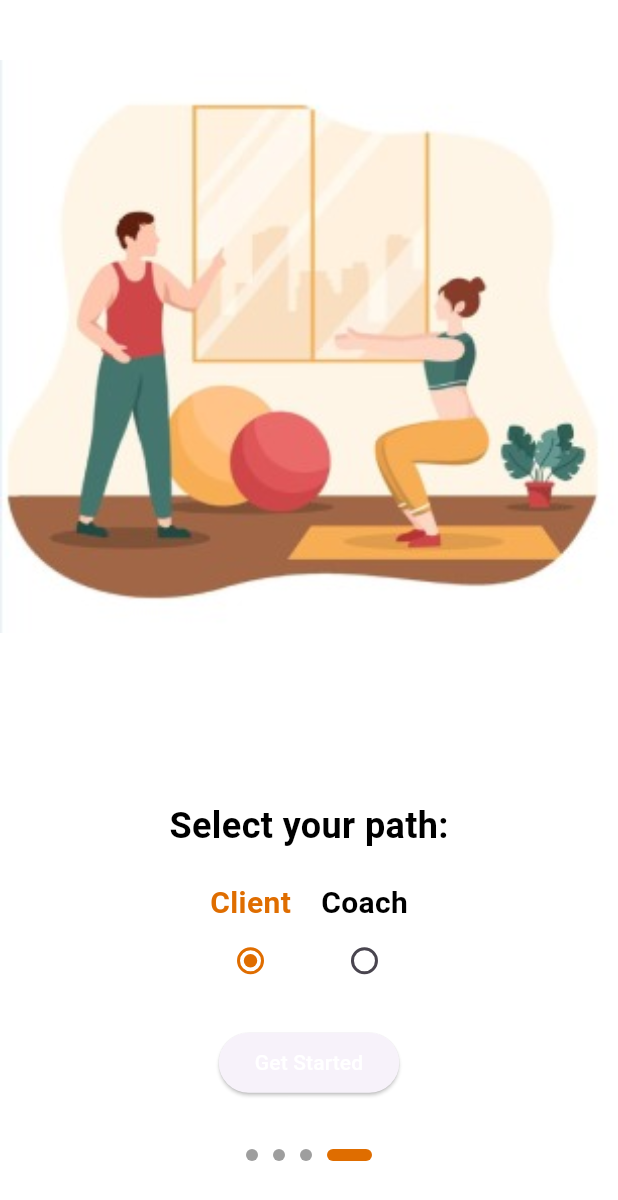
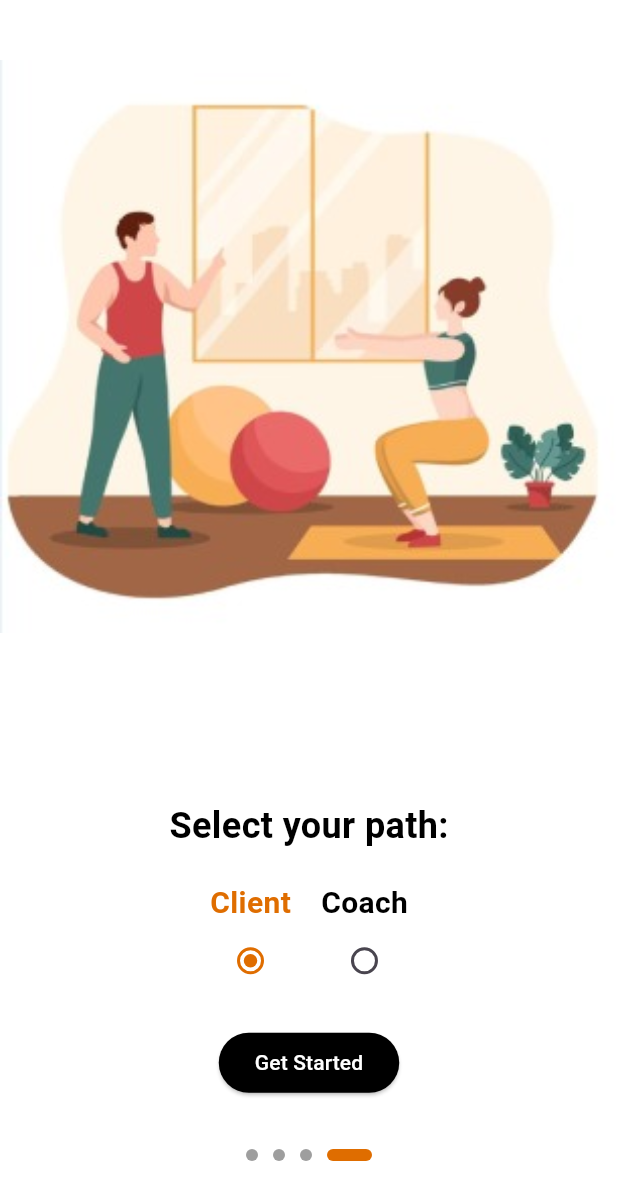
Before and after one commit to souhail-nasssih/Fitness_App, a Flutter app: the screen it shows after launch, swiped to page 4, on a phone screen of 412 x 824 dp. Shown: the top 1200 px of the screen. Run offline on Flutter 3.47's test engine with Material 3 defaults, Android fonts, the phone set to English and light mode, and no system bars; our stand-ins replace table_calendar.

Commit message:
commit souhail 4

```diff
--- a/lib/main.dart
+++ b/lib/main.dart
@@ -17,9 +17,9 @@ class MyApp extends StatelessWidget {
       theme: ThemeData(
         brightness: Brightness.light,
       ),
-      darkTheme: ThemeData(
-        brightness: Brightness.dark,
-      ),
+      // darkTheme: ThemeData(
+      //   brightness: Brightness.dark,
+      // ),
 
       themeMode: ThemeMode.system,
       debugShowCheckedModeBanner: false,
--- a/lib/screens/onboarding/pathSelection.dart
+++ b/lib/screens/onboarding/pathSelection.dart
@@ -106,6 +106,9 @@ class _PathSelectionScreenState extends State<PathSelectionScreen> {
                             builder: (context) => ActivityScreen()),
                       );
                     },
+                    style: ButtonStyle(
+                      backgroundColor: WidgetStateProperty.all(Colors.black),
+                    ),
                     child: const Text(
                       'Get Started',
                       style: TextStyle(color: Colors.white),
```
